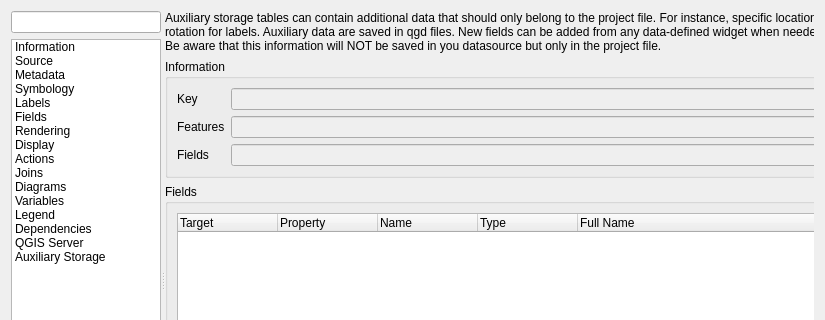
First picture: the form in src/ui/qgsvectorlayerpropertiesbase.ui, repository qgis/QGIS, before the edit; both pictures show x 0 to 825 and y 0 to 320 of the 825 by 588 pixel window.
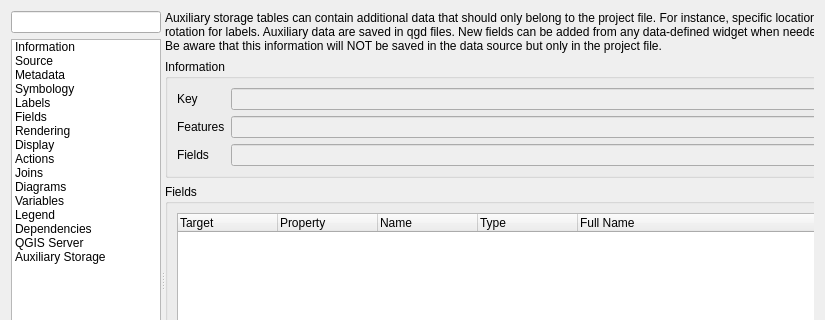
Second picture: the form after the edit. The open tabs and pages were chosen to show the change. Icons and pictures are not drawn. Custom widgets are drawn as their Qt base class.

Patch:
```diff
--- a/src/ui/qgsvectorlayerpropertiesbase.ui
+++ b/src/ui/qgsvectorlayerpropertiesbase.ui
@@ -2225,7 +2225,7 @@
             <item row="0" column="0">
              <widget class="QLabel" name="label_1">
               <property name="text">
-               <string>Auxiliary storage tables can contain additional data that should only belong to the project file. For instance, specific location or rotation for labels. Auxiliary data are saved in qgd files. New fields can be added from any data-defined widget when needed. Be aware that this information will NOT be saved in you datasource but only in the project file.</string>
+               <string>Auxiliary storage tables can contain additional data that should only belong to the project file. For instance, specific location or rotation for labels. Auxiliary data are saved in qgd files. New fields can be added from any data-defined widget when needed. Be aware that this information will NOT be saved in the data source but only in the project file.</string>
               </property>
               <property name="wordWrap">
                <bool>true</bool>
```
